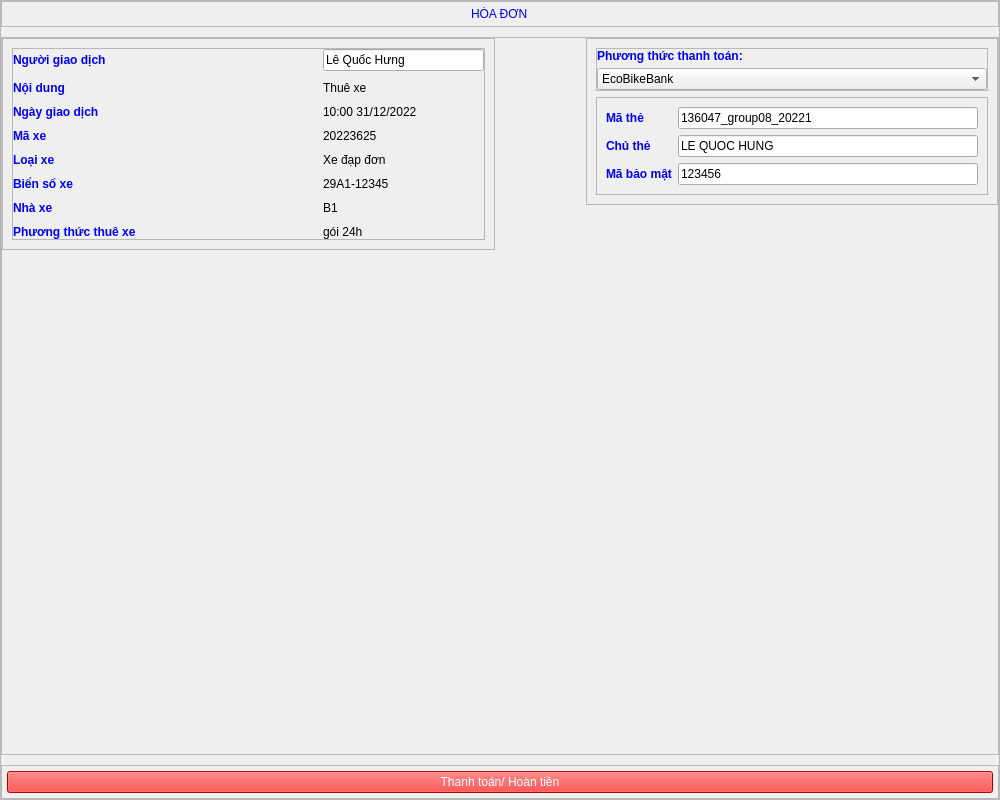
Above: Source code/view/ui/hoaDon.ui from hunglequoc2001/Capstone_TKXDPM.20221_Group8 before the change. Below: the same form after it.
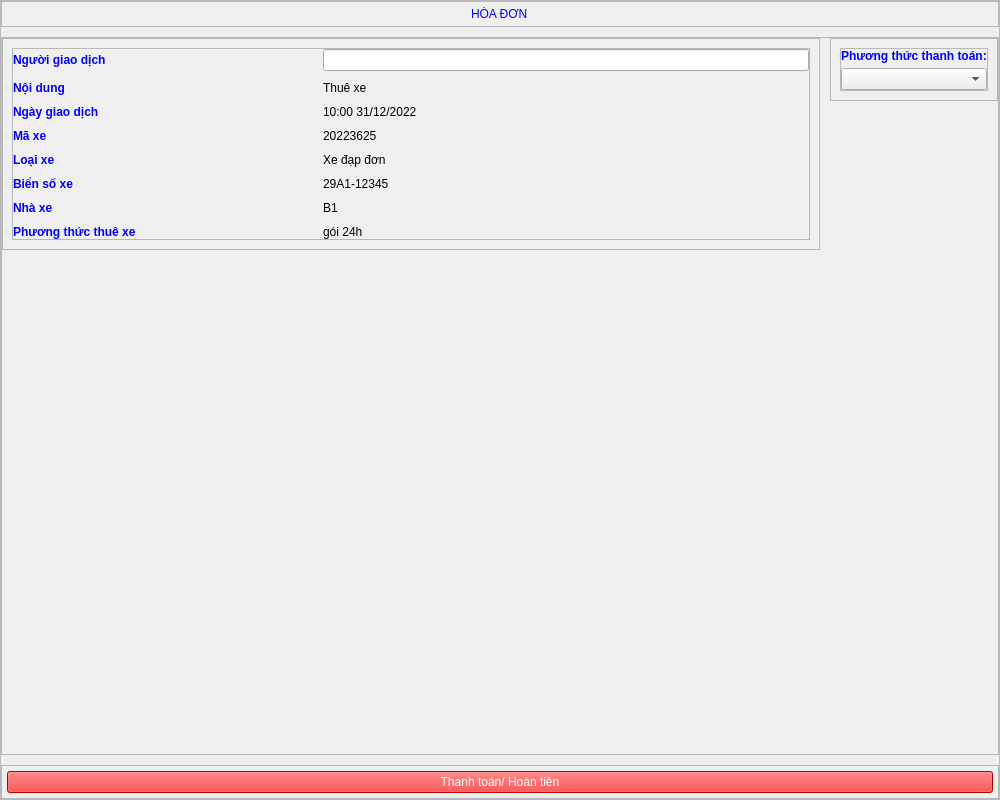
That is the form after the change.

Commit message: Hoan thanh tat ca cac chuc nang tru chuc nang thanh toan va tinh tien

The edit to the form file:
```diff
--- a/Source code/view/ui/hoaDon.ui
+++ b/Source code/view/ui/hoaDon.ui
@@ -39,8 +39,8 @@
        <rect>
         <x>0</x>
         <y>0</y>
-        <width>1008</width>
-        <height>777</height>
+        <width>998</width>
+        <height>798</height>
        </rect>
       </property>
       <layout class="QVBoxLayout" name="verticalLayout_2">
@@ -139,7 +139,7 @@
           <item alignment="Qt::AlignTop">
            <widget class="QFrame" name="frame_ThongTin">
             <property name="sizePolicy">
-             <sizepolicy hsizetype="Preferred" vsizetype="Expanding">
+             <sizepolicy hsizetype="Expanding" vsizetype="Expanding">
               <horstretch>0</horstretch>
               <verstretch>0</verstretch>
              </sizepolicy>
@@ -213,7 +213,7 @@
                    </sizepolicy>
                   </property>
                   <property name="text">
-                   <string>Lê Quốc Hưng</string>
+                   <string/>
                   </property>
                  </widget>
                 </item>
@@ -409,97 +409,7 @@
                  </widget>
                 </item>
                 <item>
-                 <widget class="QComboBox" name="comboBox">
-                  <item>
-                   <property name="text">
-                    <string>EcoBikeBank</string>
-                   </property>
-                  </item>
-                 </widget>
-                </item>
-               </layout>
-              </widget>
-             </item>
-             <item>
-              <widget class="QFrame" name="frame_7">
-               <property name="frameShape">
-                <enum>QFrame::StyledPanel</enum>
-               </property>
-               <property name="frameShadow">
-                <enum>QFrame::Raised</enum>
-               </property>
-               <layout class="QFormLayout" name="formLayout">
-                <item row="0" column="0">
-                 <widget class="QLabel" name="label_3">
-                  <property name="styleSheet">
-                   <string notr="true">color: rgb(0, 0, 255);
-font: bold</string>
-                  </property>
-                  <property name="text">
-                   <string>Mã thẻ</string>
-                  </property>
-                 </widget>
-                </item>
-                <item row="0" column="1">
-                 <widget class="QLineEdit" name="lineEdit_MaThe">
-                  <property name="minimumSize">
-                   <size>
-                    <width>300</width>
-                    <height>0</height>
-                   </size>
-                  </property>
-                  <property name="text">
-                   <string>136047_group08_20221</string>
-                  </property>
-                 </widget>
-                </item>
-                <item row="1" column="0">
-                 <widget class="QLabel" name="label_4">
-                  <property name="styleSheet">
-                   <string notr="true">color: rgb(0, 0, 255);
-font: bold</string>
-                  </property>
-                  <property name="text">
-                   <string>Chủ thẻ</string>
-                  </property>
-                 </widget>
-                </item>
-                <item row="1" column="1">
-                 <widget class="QLineEdit" name="lineEdit_ChuThe">
-                  <property name="minimumSize">
-                   <size>
-                    <width>300</width>
-                    <height>0</height>
-                   </size>
-                  </property>
-                  <property name="text">
-                   <string>LE QUOC HUNG</string>
-                  </property>
-                 </widget>
-                </item>
-                <item row="2" column="0">
-                 <widget class="QLabel" name="label_5">
-                  <property name="styleSheet">
-                   <string notr="true">color: rgb(0, 0, 255);
-font: bold</string>
-                  </property>
-                  <property name="text">
-                   <string>Mã bảo mật</string>
-                  </property>
-                 </widget>
-                </item>
-                <item row="2" column="1">
-                 <widget class="QLineEdit" name="lineEditMaBaoMat">
-                  <property name="minimumSize">
-                   <size>
-                    <width>300</width>
-                    <height>0</height>
-                   </size>
-                  </property>
-                  <property name="text">
-                   <string>123456</string>
-                  </property>
-                 </widget>
+                 <widget class="QComboBox" name="comboBox_PhuongThucThanhToan"/>
                 </item>
                </layout>
               </widget>
```
Left out of the diff: 2 changed lines with no effect on the pictures. The commit also changes 29 other files.
